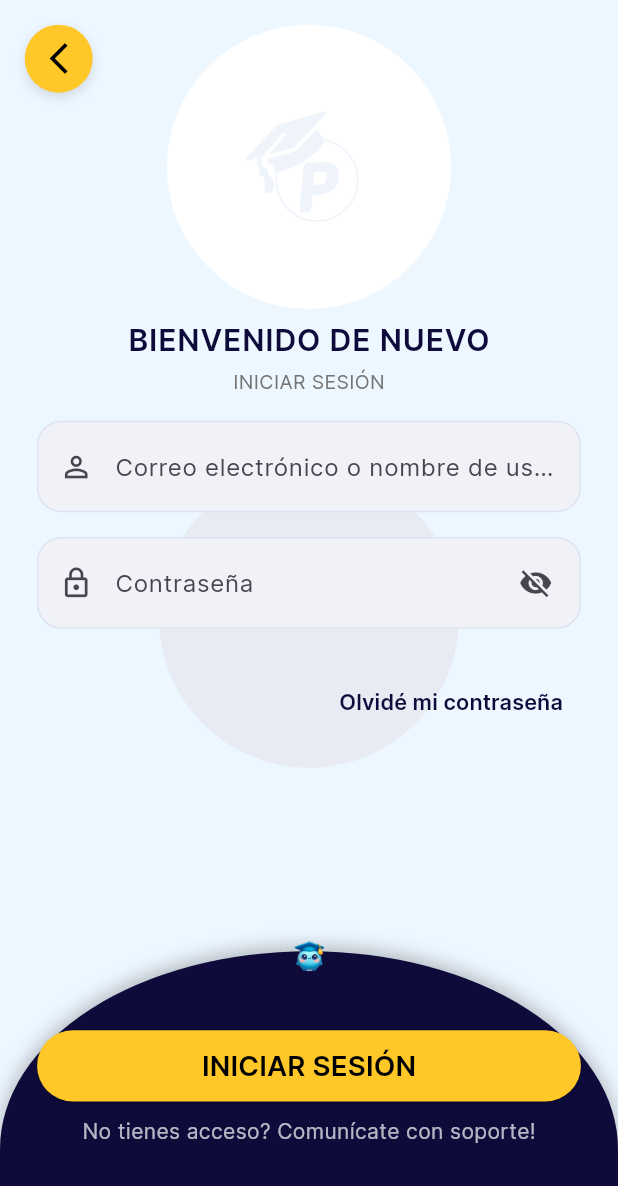
After one commit to cortezsolizbrayan-jpg/Ssut_tarija, a Flutter app: the LoginPage screen opened directly, on a phone screen of 412 x 824 dp. The commit adds this screen. Shown: the top 1186 px of the screen. Run offline on Flutter 3.47's test engine with Material 3 defaults, Android fonts, the phone set to English and light mode, and no system bars; our stand-ins replace dio, flutter_dotenv, flutter_svg, go_router, rive.

Commit message:
feed: login doamin

```diff
--- /dev/null
+++ b/devtools_options.yaml
@@ -0,0 +1,3 @@
+description: This file stores settings for Dart & Flutter DevTools.
+documentation: https://docs.flutter.dev/tools/devtools/extensions#configure-extension-enablement-states
+extensions:
--- /dev/null
+++ b/lib/features/login/domain/entities/login.dart
@@ -0,0 +1,21 @@
+class Login {
+  String status;
+  Data data;
+  String message;
+
+  Login({required this.status, required this.data, required this.message});
+}
+
+class Data {
+  String token;
+  int expiresIn;
+  String nombreUsuario;
+  List<String> grupos;
+
+  Data({
+    required this.token,
+    required this.expiresIn,
+    required this.nombreUsuario,
+    required this.grupos,
+  });
+}
--- /dev/null
+++ b/lib/features/login/domain/errors/login_exceptions.dart
@@ -0,0 +1,4 @@
+class LoginException implements Exception {
+  final String message;
+  LoginException(this.message);
+}
--- /dev/null
+++ b/lib/features/login/domain/repositories/login_repository.dart
@@ -0,0 +1,5 @@
+import 'package:refactor_template/features/login/domain/entities/login.dart';
+
+abstract class LoginRepository {
+  Future<Login> login(String nombreUsuario, String claveUsuario);
+}
--- /dev/null
+++ b/lib/features/login/infrastructure/datasources/login_datasource.dart
@@ -0,0 +1,5 @@
+import 'package:refactor_template/features/login/domain/entities/login.dart';
+
+abstract class LoginDatasource {
+  Future<Login> login(String nombreUsuario, String claveUsuario);
+}
--- /dev/null
+++ b/lib/features/login/infrastructure/datasources/login_datasource_impl.dart
@@ -0,0 +1,31 @@
+import 'package:dio/dio.dart';
+import 'package:refactor_template/config/constants/environment.dart';
+import 'package:refactor_template/features/login/domain/entities/login.dart';
+import 'package:refactor_template/features/login/infrastructure/datasources/login_datasource.dart';
+import 'package:refactor_template/features/login/infrastructure/models/login_model.dart';
+
+class LoginDatasourceImpl implements LoginDatasource {
+  final dio = Dio(
+    BaseOptions(
+      baseUrl: Environment.apiUrlPsg,
+      // headers: {
+      // 'Authorization': 'Bearer ${Environment.token}',
+      // 'Content-Type': 'multipart/form-data',
+      // },
+    ),
+  );
+
+  @override
+  Future<Login> login(String nombreUsuario, String claveUsuario) async {
+    try {
+      final response = await dio.post(
+        '/auth/login',
+        data: {'nombre_usuario': nombreUsuario, 'clave_usuario': claveUsuario},
+        options: Options(responseType: ResponseType.json),
+      );
+      return LoginModel.fromJson(response.data);
+    } catch (e) {
+      throw Exception('Error en el datasource al iniciar sesión: $e');
+    }
+  }
+}
--- /dev/null
+++ b/lib/features/login/infrastructure/models/login_model.dart
@@ -0,0 +1,20 @@
+import 'package:refactor_template/features/login/domain/entities/login.dart';
+
+class LoginModel extends Login {
+  LoginModel({
+    required super.status,
+    required super.data,
+    required super.message,
+  });
+
+  factory LoginModel.fromJson(Map<String, dynamic> json) => LoginModel(
+    status: json['status'],
+    data: Data(
+      token: json['data']['token'],
+      expiresIn: json['data']['expiresIn'],
+      nombreUsuario: json['data']['nombre_usuario'],
+      grupos: List<String>.from(json['data']['grupos']),
+    ),
+    message: json['message'],
+  );
+}
--- /dev/null
+++ b/lib/features/login/infrastructure/repositories/login_repository_impl.dart
@@ -0,0 +1,14 @@
+import 'package:refactor_template/features/login/domain/entities/login.dart';
+import 'package:refactor_template/features/login/domain/repositories/login_repository.dart';
+import 'package:refactor_template/features/login/infrastructure/datasources/login_datasource.dart';
+
+class LoginRepositoryImpl implements LoginRepository {
+  final LoginDatasource datasource;
+
+  LoginRepositoryImpl(this.datasource);
+
+  @override
+  Future<Login> login(String nombreUsuario, String claveUsuario) {
+    return datasource.login(nombreUsuario, claveUsuario);
+  }
+}
--- a/lib/features/login/onboding/components/sign_in_form.dart
+++ b/lib/features/login/onboding/components/sign_in_form.dart
@@ -1,6 +1,7 @@
 import 'package:flutter/cupertino.dart';
 import 'package:flutter/material.dart';
 import 'package:flutter_svg/flutter_svg.dart';
+import 'package:refactor_template/features/login/infrastructure/datasources/login_datasource_impl.dart';
 import 'package:refactor_template/features/sistema/screens/entryPoint/entry_point.dart';
 import 'package:rive/rive.dart';
 
@@ -130,8 +131,14 @@ class _SignInFormState extends State<SignInForm> {
               Padding(
                 padding: const EdgeInsets.only(top: 8, bottom: 24),
                 child: ElevatedButton.icon(
-                  onPressed: () {
-                    singIn(context);
+                  onPressed: () async {
+                    final login = LoginDatasourceImpl();
+                    final respuesta = await login.login(
+                      "RICHARD7029932",
+                      "123123",
+                    );
+                    print('Hola, ${respuesta.data.nombreUsuario}');
+                    // singIn(context);
                   },
                   style: ElevatedButton.styleFrom(
                     backgroundColor: const Color(0xFFF77D8E),
--- /dev/null
+++ b/lib/features/login/pages/login_page.dart
@@ -0,0 +1,116 @@
+import 'package:flutter/material.dart';
+import 'package:refactor_template/features/login/widgets/login_top_background.dart';
+import '../widgets/login_header.dart';
+import '../widgets/login_form.dart';
+import '../widgets/mascot_on_curve.dart';
+
+class LoginPage extends StatelessWidget {
+  const LoginPage({super.key});
+
+  @override
+  Widget build(BuildContext context) {
+    final size = MediaQuery.of(context).size;
+    final height = size.height;
+    final width = size.width;
+
+    const bgColor = Color(0xFFEDF7FF);
+    const primaryYellow = Color(0xFFFFC727);
+    const deepBlue = Color(0xFF0E0A3A);
+
+    return Scaffold(
+      backgroundColor: bgColor,
+      body: SafeArea(
+        child: Stack(
+          children: [
+            // Fondo plomito orgánico aquí (DEBAJO de todo)
+            const PerfectCircleBackground(),
+            SingleChildScrollView(
+              child: SizedBox(
+                width: width,
+                height: height,
+                child: Column(
+                  children: [
+                    SizedBox(height: height * 0.02),
+
+                    // header encima del fondo
+                    const LoginHeader(),
+
+                    SizedBox(height: height * 0.02),
+
+                    Padding(
+                      padding: EdgeInsets.symmetric(horizontal: width * 0.06),
+                      child: Column(
+                        children: [
+                          const LoginForm(),
+                          SizedBox(height: height * 0.03),
+
+                          Align(
+                            alignment: Alignment.centerRight,
+                            child: TextButton(
+                              onPressed: () {},
+                              child: Text(
+                                "Olvidé mi contraseña",
+                                style: TextStyle(
+                                  color: deepBlue,
+                                  fontWeight: FontWeight.w600,
+                                  fontSize: width * 0.035,
+                                ),
+                              ),
+                            ),
+                          ),
+                          SizedBox(height: height * 0.12),
+                        ],
+                      ),
+                    ),
+                  ],
+                ),
+              ),
+            ),
+
+            // Mascota sobre curva
+            Positioned(
+              left: 0,
+              right: 0,
+              bottom: 0,
+              child: MascotOnCurve(
+                height: height * 0.32,
+                primaryYellow: primaryYellow,
+                deepBlue: deepBlue,
+              ),
+            ),
+
+            // Botón amarillo arriba
+            Positioned(
+              top: height * 0.02,
+              left: width * 0.04,
+              child: InkWell(
+                onTap: () => Navigator.of(context).maybePop(),
+                borderRadius: BorderRadius.circular(30),
+                child: Container(
+                  width: width * 0.11,
+                  height: width * 0.11,
+                  decoration: BoxDecoration(
+                    color: primaryYellow,
+                    shape: BoxShape.circle,
+                    boxShadow: const [
+                      BoxShadow(
+                        blurRadius: 6,
+                        color: Colors.black12,
+                        offset: Offset(0, 3),
+                      ),
+                    ],
+                  ),
+                  child: Icon(
+                    Icons.arrow_back_ios_new,
+                    color: Colors.black,
+                    size: width * 0.06,
+                  ),
+                ),
+              ),
+            ),
+          ],
+        ),
+      ),
+    );
+  }
+}
--- /dev/null
+++ b/lib/features/login/widgets/login_form.dart
@@ -0,0 +1,60 @@
+import 'package:flutter/material.dart';
+
+class LoginForm extends StatelessWidget {
+  const LoginForm({super.key});
+
+  @override
+  Widget build(BuildContext context) {
+    final width = MediaQuery.of(context).size.width;
+    final inputRadius = BorderRadius.circular(24.0);
+
+    return Column(
+      children: [
+        TextField(
+          decoration: InputDecoration(
+            hintText: "Correo electrónico o nombre de usuario",
+            prefixIcon: Padding(
+              padding: EdgeInsets.only(left: width * 0.03, right: width * 0.02),
+              child: Icon(Icons.person_outline, size: width * 0.055),
+            ),
+            filled: true,
+            fillColor: const Color(0xFFF0F2F7),
+            contentPadding: EdgeInsets.symmetric(
+              vertical: width * 0.045,
+              horizontal: width * 0.02,
+            ),
+            border: OutlineInputBorder(
+              borderRadius: inputRadius,
+              borderSide: BorderSide.none,
+            ),
+          ),
+        ),
+        SizedBox(height: width * 0.04),
+        TextField(
+          obscureText: true,
+          decoration: InputDecoration(
+            hintText: "Contraseña",
+            prefixIcon: Padding(
+              padding: EdgeInsets.only(left: width * 0.03, right: width * 0.02),
+              child: Icon(Icons.lock_outline, size: width * 0.055),
+            ),
+            suffixIcon: Padding(
+              padding: EdgeInsets.only(right: width * 0.03),
+              child: Icon(Icons.visibility_off, size: width * 0.055),
+            ),
+            filled: true,
+            fillColor: const Color(0xFFF0F2F7),
+            contentPadding: EdgeInsets.symmetric(
+              vertical: width * 0.045,
+              horizontal: width * 0.02,
+            ),
+            border: OutlineInputBorder(
+              borderRadius: inputRadius,
+              borderSide: BorderSide.none,
+            ),
+          ),
+        ),
+      ],
+    );
+  }
+}
--- /dev/null
+++ b/lib/features/login/widgets/login_header.dart
@@ -0,0 +1,61 @@
+import 'package:flutter/material.dart';
+
+class LoginHeader extends StatelessWidget {
+  const LoginHeader({super.key});
+
+  @override
+  Widget build(BuildContext context) {
+    final w = MediaQuery.of(context).size.width;
+    return Column(
+      children: [
+        // Imagen circular grande de fondo (opcional)
+        SizedBox(
+          width: w * 0.46,
+          height: w * 0.46,
+          child: Stack(
+            alignment: Alignment.center,
+            children: [
+              // círculo de fondo tenue
+              Container(
+                width: w * 0.46,
+                height: w * 0.46,
+                decoration: BoxDecoration(
+                  color: Colors.white,
+                  shape: BoxShape.circle,
+                ),
+              ),
+              // icono de graduación
+              Image.asset(
+                "assets/images/graduation_icon.png",
+                width: w * 0.28,
+                height: w * 0.28,
+                fit: BoxFit.contain,
+                color: const Color(0xFFEEF3FB).withOpacity(0.95),
+              ),
+            ],
+          ),
+        ),
+
+        const SizedBox(height: 6),
+        const Text(
+          "BIENVENIDO DE NUEVO",
+          style: TextStyle(
+            fontWeight: FontWeight.bold,
+            fontSize: 20,
+            letterSpacing: 0.6,
+            color: Color(0xFF0E0A3A),
+          ),
+        ),
+        const SizedBox(height: 4),
+        Text(
+          "INICIAR SESIÓN",
+          style: TextStyle(
+            fontSize: 13,
+            color: Colors.grey[600],
+            fontWeight: FontWeight.w500,
+          ),
+        ),
+      ],
+    );
+  }
+}
--- /dev/null
+++ b/lib/features/login/widgets/login_top_background.dart
@@ -0,0 +1,34 @@
+import 'package:flutter/material.dart';
+
+class PerfectCircleBackground extends StatelessWidget {
+  const PerfectCircleBackground({super.key});
+
+  @override
+  Widget build(BuildContext context) {
+    final size = MediaQuery.of(context).size;
+
+    return SizedBox(
+      width: size.width,
+      height: size.height,
+      child: CustomPaint(painter: _PerfectCirclePainter()),
+    );
+  }
+}
+
+class _PerfectCirclePainter extends CustomPainter {
+  @override
+  void paint(Canvas canvas, Size size) {
+    final paint = Paint()
+      ..color = const Color(0xFFE8EBF3)
+      ..style = PaintingStyle.fill;
+
+    // Círculo perfecto en el centro de la pantalla
+    final center = Offset(size.width / 2, size.height / 2);
+    final radius = 100.0; // radio del círculo, ajusta a tu gusto
+
+    canvas.drawCircle(center, radius, paint);
+  }
+
+  @override
+  bool shouldRepaint(CustomPainter oldDelegate) => false;
+}
--- /dev/null
+++ b/lib/features/login/widgets/mascot_on_curve.dart
@@ -0,0 +1,114 @@
+import 'package:flutter/material.dart';
+
+class MascotOnCurve extends StatelessWidget {
+  final double height;
+  final Color primaryYellow;
+  final Color deepBlue;
+
+  const MascotOnCurve({
+    super.key,
+    required this.height,
+    required this.primaryYellow,
+    required this.deepBlue,
+  });
+
+  @override
+  Widget build(BuildContext context) {
+    final w = MediaQuery.of(context).size.width;
+    // El widget ocupa toda la anchura y la 'height' que le pases.
+    return SizedBox(
+      width: double.infinity,
+      height: height,
+      child: Stack(
+        alignment: Alignment.bottomCenter,
+        clipBehavior: Clip.none,
+        children: [
+          // Curva / panel inferior oscuro
+          Align(
+            alignment: Alignment.bottomCenter,
+            child: Container(
+              width: double.infinity,
+              height: height * 0.72,
+              // hacemos una curva con BorderRadius grande en la parte superior
+              decoration: BoxDecoration(
+                color: deepBlue,
+                borderRadius: BorderRadius.vertical(
+                  top: Radius.elliptical(w * 0.6, height * 0.6),
+                ),
+                boxShadow: const [
+                  BoxShadow(
+                    color: Colors.black26,
+                    blurRadius: 10,
+                    offset: Offset(0, -3),
+                  ),
+                ],
+              ),
+              child: Padding(
+                padding: EdgeInsets.only(
+                  top: height * 0.18,
+                  left: w * 0.06,
+                  right: w * 0.06,
+                ),
+                child: Column(
+                  children: [
+                    // Espacio donde luego se ubica el botón grande
+                    SizedBox(height: height * 0.02),
+                    // Botón principal
+                    SizedBox(
+                      width: double.infinity,
+                      height: height * 0.18,
+                      child: ElevatedButton(
+                        style: ElevatedButton.styleFrom(
+                          backgroundColor: primaryYellow,
+                          shape: RoundedRectangleBorder(
+                            borderRadius: BorderRadius.circular(40),
+                          ),
+                          padding: EdgeInsets.symmetric(
+                            vertical: height * 0.03,
+                          ),
+                        ),
+                        onPressed: () {},
+                        child: Text(
+                          "INICIAR SESIÓN",
+                          style: TextStyle(
+                            color: Colors.black,
+                            fontWeight: FontWeight.bold,
+                            fontSize: w * 0.045,
+                          ),
+                        ),
+                      ),
+                    ),
+
+                    const SizedBox(height: 10),
+                    // Texto de soporte
+                    Text(
+                      "No tienes acceso? Comunícate con soporte!",
+                      style: TextStyle(
+                        color: Colors.white70,
+                        fontSize: w * 0.034,
+                      ),
+                    ),
+                  ],
+                ),
+              ),
+            ),
+          ),
+
+          // Mascota posicionada encima de la curva (superpuesta)
+          Positioned(
+            bottom: height * 0.52,
+            left: (w / 2) - (w * 0.12),
+            child: SizedBox(
+              width: w * 0.24,
+              height: w * 0.24,
+              child: Image.asset(
+                "assets/images/mascot.png",
+                fit: BoxFit.contain,
+              ),
+            ),
+          ),
+        ],
+      ),
+    );
+  }
+}
--- a/lib/main.dart
+++ b/lib/main.dart
@@ -1,6 +1,8 @@
 import 'package:flutter/material.dart';
 import 'package:refactor_template/config/constants/environment.dart';
 import 'package:refactor_template/features/login/onboding/onboding_screen.dart';
+
+import 'features/login/pages/login_page.dart';
 
 void main() async {
   await Environment.initEnvironment();
@@ -33,6 +35,7 @@ class MyApp extends StatelessWidget {
         ),
       ),
       home: const OnbodingScreen(),
+      // home: const LoginPage(),
     );
   }
 }
--- a/pubspec.yaml
+++ b/pubspec.yaml
@@ -14,6 +14,8 @@ dependencies:
   flutter_svg: ^2.0.10
   flutter_dotenv: ^6.0.0
   go_router: ^17.0.0
+  dio: ^5.9.0
+  shared_preferences: ^2.5.3
 
 dev_dependencies:
   flutter_test:
@@ -28,6 +30,8 @@ flutter:
     - assets/Backgrounds/
     - assets/icons/
     - assets/RiveAssets/
+    - assets/images/
+    - .env
 
   fonts:
     - family: Intel
```
Also changed, not shown: assets/images/graduation_icon.png (added), assets/images/mascot.png (added), pubspec.lock, 1 other file.
